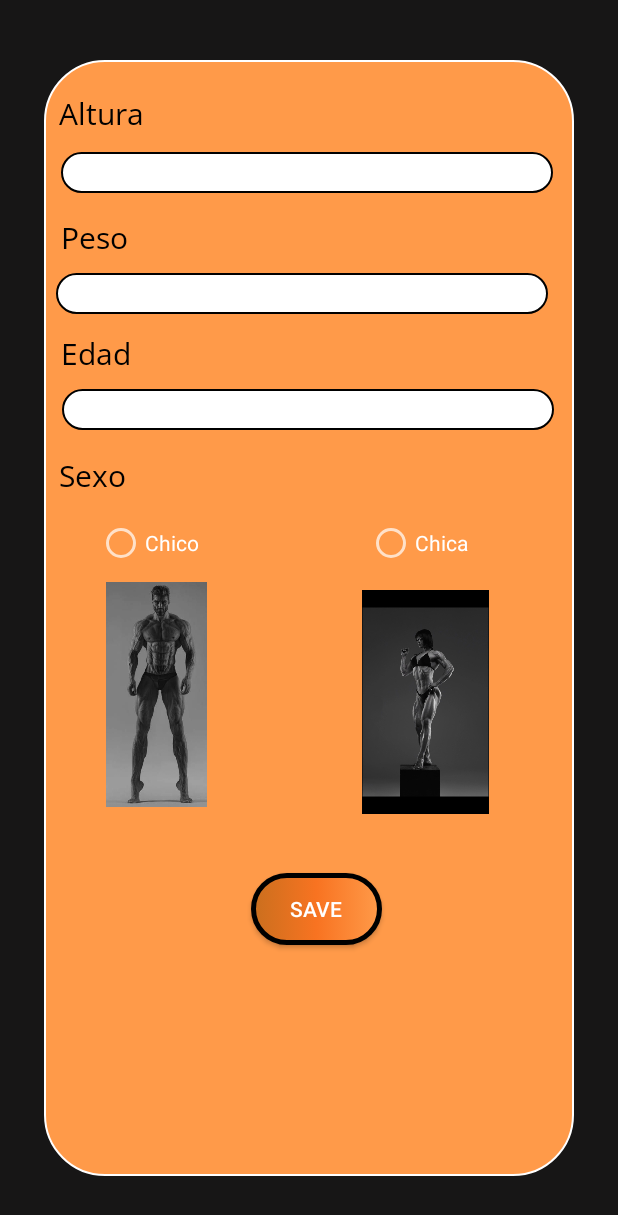
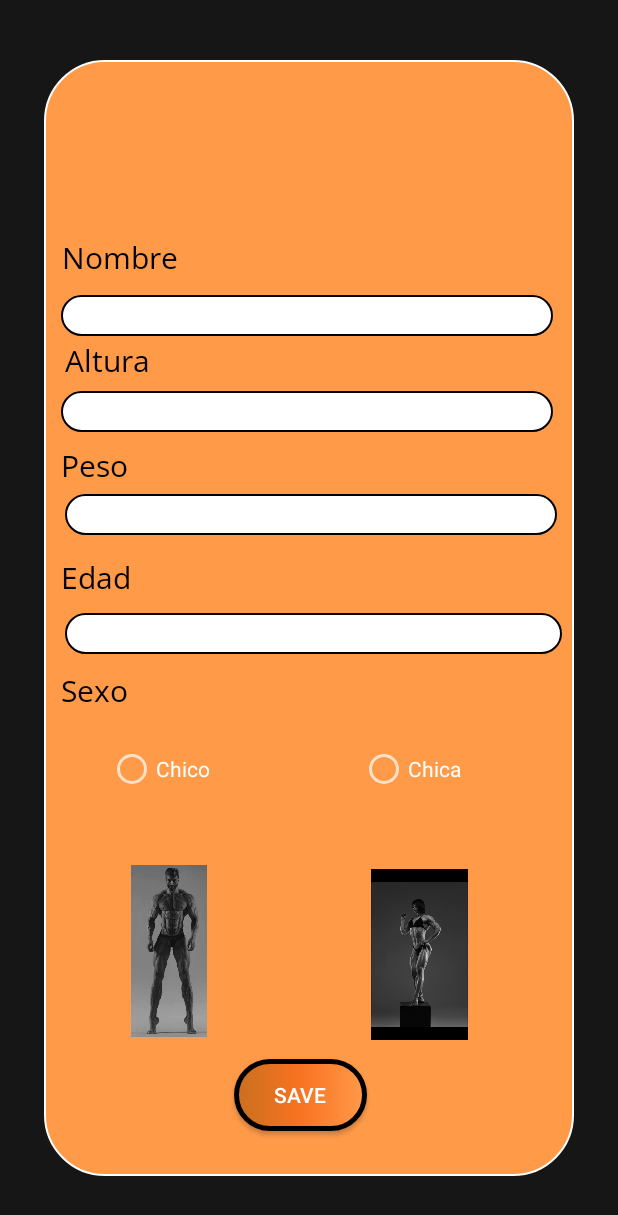
Before and after one commit to Daebore/Gordont, an Android app: the screen it shows after launch (Quest_view), on a phone screen of 412 x 824 dp. Shown: the top 1215 px of the screen. Run offline under Robolectric (Android 15) with nearby library versions, the phone set to English and light mode, and no system bars; our stand-ins replace data binding.

Commit message:
añadidos los campos de nombre al activity quest

```diff
--- a/app/src/main/res/layout/activity_quest_view.xml
+++ b/app/src/main/res/layout/activity_quest_view.xml
@@ -24,16 +24,43 @@
             app:layout_constraintEnd_toEndOf="parent"
             app:layout_constraintStart_toStartOf="parent"
             app:layout_constraintTop_toTopOf="parent"
-            app:layout_constraintVertical_bias="0.0">
+            app:layout_constraintVertical_bias="1.0">
+
+            <TextView
+                android:id="@+id/textView5.2"
+                android:layout_width="match_parent"
+                android:layout_height="wrap_content"
+                android:layout_above="@+id/editAltura"
+                android:layout_alignParentStart="true"
+                android:layout_marginStart="12dp"
+                android:layout_marginBottom="11dp"
+                android:fontFamily="@font/open_sans"
+                android:text="Nombre"
+                android:textColor="@color/black"
+                android:textSize="20sp" />
+
+            <EditText
+                android:id="@+id/editNombre"
+                android:layout_width="328dp"
+                android:layout_height="wrap_content"
+                android:layout_above="@+id/textView7"
+                android:layout_alignParentEnd="true"
+                android:layout_marginEnd="14dp"
+                android:layout_marginBottom="8dp"
+                android:background="@drawable/custom_textview"
+                android:hint="Respuesta 1"
+                android:inputType="numberDecimal"
+                android:textColor="@color/black"
+                android:textSize="20sp" />
 
             <TextView
                 android:id="@+id/textView6"
                 android:layout_width="match_parent"
                 android:layout_height="wrap_content"
+                android:layout_above="@+id/editAltura"
                 android:layout_alignParentStart="true"
-                android:layout_alignParentTop="true"
-                android:layout_marginStart="10dp"
-                android:layout_marginTop="21dp"
+                android:layout_marginStart="14dp"
+                android:layout_marginBottom="-57dp"
                 android:fontFamily="@font/open_sans"
                 android:text="Altura"
                 android:textColor="@color/black"
@@ -43,10 +70,10 @@
                 android:id="@+id/editAltura"
                 android:layout_width="328dp"
                 android:layout_height="wrap_content"
-                android:layout_below="@+id/textView6"
+                android:layout_above="@+id/textView7"
                 android:layout_alignParentEnd="true"
-                android:layout_marginTop="12dp"
                 android:layout_marginEnd="14dp"
+                android:layout_marginBottom="72dp"
                 android:background="@drawable/custom_textview"
                 android:hint="Respuesta 1"
                 android:inputType="numberDecimal"
@@ -57,10 +84,10 @@
                 android:id="@+id/textView7"
                 android:layout_width="match_parent"
                 android:layout_height="wrap_content"
-                android:layout_below="@+id/editAltura"
+                android:layout_above="@+id/editPeso"
                 android:layout_alignParentStart="true"
                 android:layout_marginStart="11dp"
-                android:layout_marginTop="15dp"
+                android:layout_marginBottom="5dp"
                 android:fontFamily="@font/open_sans"
                 android:text="Peso"
                 android:textColor="@color/black"
@@ -71,10 +98,10 @@
                 android:id="@+id/editPeso"
                 android:layout_width="328dp"
                 android:layout_height="wrap_content"
-                android:layout_below="@+id/textView7"
+                android:layout_above="@+id/textView8"
                 android:layout_alignParentEnd="true"
-                android:layout_marginTop="10dp"
-                android:layout_marginEnd="17dp"
+                android:layout_marginEnd="11dp"
+                android:layout_marginBottom="14dp"
                 android:background="@drawable/custom_textview"
                 android:hint="Respuesta 2"
                 android:inputType="numberDecimal"
@@ -85,10 +112,10 @@
                 android:id="@+id/textView8"
                 android:layout_width="match_parent"
                 android:layout_height="wrap_content"
-                android:layout_below="@+id/editPeso"
+                android:layout_above="@+id/editEdad"
                 android:layout_alignParentStart="true"
                 android:layout_marginStart="11dp"
-                android:layout_marginTop="12dp"
+                android:layout_marginBottom="10dp"
                 android:fontFamily="@font/open_sans"
                 android:text="Edad"
                 android:textColor="@color/black"
@@ -98,10 +125,12 @@
                 android:id="@+id/editEdad"
                 android:layout_width="328dp"
                 android:layout_height="wrap_content"
-                android:layout_below="@+id/textView8"
+                android:layout_above="@+id/textSexo"
+                android:layout_alignParentStart="true"
                 android:layout_alignParentEnd="true"
-                android:layout_marginTop="10dp"
-                android:layout_marginEnd="13dp"
+                android:layout_marginStart="14dp"
+                android:layout_marginEnd="8dp"
+                android:layout_marginBottom="10dp"
                 android:background="@drawable/custom_textview"
                 android:hint="Respuesta 3"
                 android:inputType="numberDecimal"
@@ -112,10 +141,10 @@
                 android:id="@+id/textSexo"
                 android:layout_width="match_parent"
                 android:layout_height="wrap_content"
-                android:layout_below="@+id/editEdad"
+                android:layout_above="@+id/relativeLayout"
                 android:layout_alignParentStart="true"
-                android:layout_marginStart="10dp"
-                android:layout_marginTop="16dp"
+                android:layout_marginStart="11dp"
+                android:layout_marginBottom="11dp"
                 android:fontFamily="@font/open_sans"
                 android:text="Sexo"
                 android:textColor="@color/black"
@@ -124,55 +153,63 @@
             <RelativeLayout
                 android:id="@+id/relativeLayout"
                 android:layout_width="500dp"
-                android:layout_height="350dp"
-                android:layout_below="@+id/textSexo"
+                android:layout_height="300dp"
                 android:layout_alignParentStart="true"
-                android:layout_marginStart="0dp"
-                android:layout_marginTop="15dp"
+                android:layout_alignParentBottom="true"
+                android:layout_marginStart="1dp"
+                android:layout_marginBottom="-1dp"
                 app:layout_constraintTop_toBottomOf="@+id/textSexo">
 
                 <RadioButton
                     android:id="@+id/radioChico"
                     android:layout_width="78dp"
                     android:layout_height="wrap_content"
+                    android:layout_above="@id/ButtonSave"
+                    android:layout_alignParentStart="true"
+                    android:layout_alignParentEnd="true"
+                    android:layout_marginStart="41dp"
                     android:layout_marginLeft="35dp"
-                    android:layout_marginBottom="10dp"
+                    android:layout_marginEnd="234dp"
+                    android:layout_marginBottom="177dp"
                     android:text="Chico"
                     tools:ignore="MissingConstraints" />
 
                 <ImageView
-                    android:layout_width="150dp"
-                    android:layout_height="150dp"
+                    android:layout_width="164dp"
+                    android:layout_height="115dp"
+                    android:layout_alignParentStart="true"
                     android:layout_alignParentTop="true"
                     android:layout_alignParentBottom="true"
-                    android:layout_marginTop="42dp"
-                    android:layout_marginBottom="158dp"
+                    android:layout_marginStart="0dp"
+                    android:layout_marginTop="91dp"
+                    android:layout_marginEnd="31dp"
+                    android:layout_marginBottom="94dp"
                     android:src="@drawable/male_chad" />
 
                 <RadioButton
                     android:id="@+id/radioChica"
                     android:layout_width="90dp"
                     android:layout_height="wrap_content"
+                    android:layout_above="@id/ButtonSave"
                     android:layout_alignParentStart="true"
                     android:layout_alignParentEnd="true"
-                    android:layout_marginStart="215dp"
+                    android:layout_marginStart="209dp"
                     android:layout_marginLeft="35dp"
-                    android:layout_marginEnd="49dp"
-                    android:layout_marginBottom="10dp"
+                    android:layout_marginEnd="55dp"
+                    android:layout_marginBottom="177dp"
                     android:text="Chica"
                     tools:ignore="MissingConstraints" />
 
                 <ImageView
-                    android:layout_width="150dp"
-                    android:layout_height="150dp"
-                    android:layout_alignParentStart="true"
+                    android:layout_width="154dp"
+                    android:layout_height="114dp"
                     android:layout_alignParentTop="true"
                     android:layout_alignParentEnd="true"
                     android:layout_alignParentBottom="true"
-                    android:layout_marginStart="181dp"
-                    android:layout_marginTop="47dp"
+                    android:layout_marginStart="31dp"
+                    android:layout_marginTop="94dp"
                     android:layout_marginEnd="26dp"
-                    android:layout_marginBottom="153dp"
+                    android:layout_marginBottom="92dp"
                     android:src="@drawable/female" />
 
                 <Button
@@ -182,9 +219,9 @@
                     android:layout_alignParentStart="true"
                     android:layout_alignParentEnd="true"
                     android:layout_alignParentBottom="true"
-                    android:layout_marginStart="138dp"
-                    android:layout_marginEnd="128dp"
-                    android:layout_marginBottom="66dp"
+                    android:layout_marginStart="125dp"
+                    android:layout_marginEnd="138dp"
+                    android:layout_marginBottom="31dp"
                     android:background="@drawable/custom_button"
                     android:text="Save"
                     app:layout_constraintBottom_toBottomOf="parent"
@@ -195,7 +232,6 @@
 
             </RelativeLayout>
 
-
         </RelativeLayout>
 
 
```
